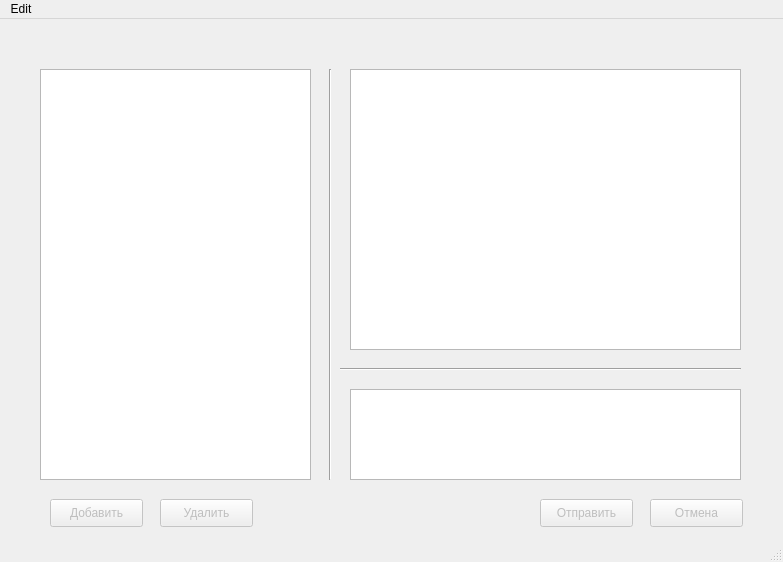
This is system/gui/chat.ui in Coola4kov/my_mess as Qt 5 draws it before an edit. The edited form follows.
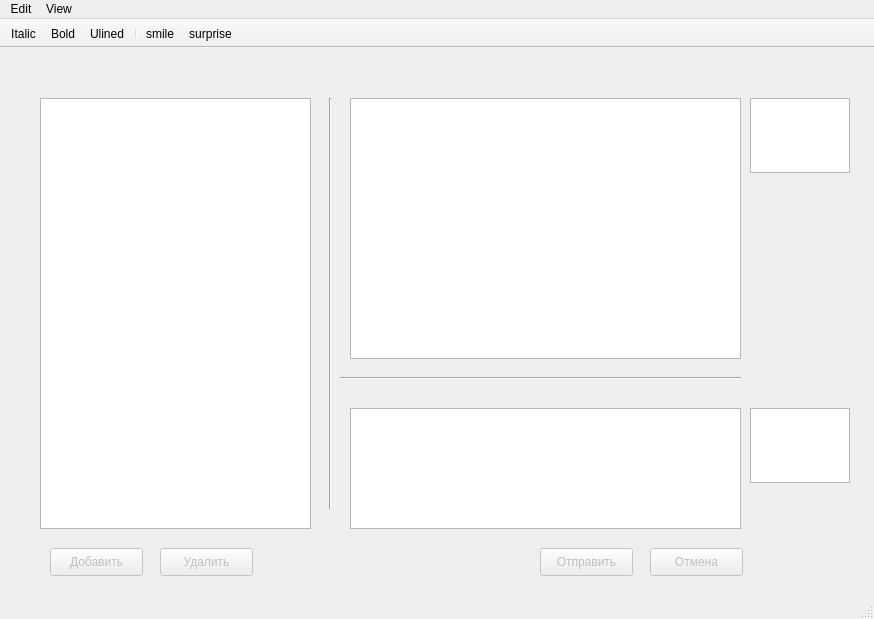
This is the edited form. Icons and pictures are not drawn.

```diff
--- a/system/gui/chat.ui
+++ b/system/gui/chat.ui
@@ -6,8 +6,8 @@
    <rect>
     <x>0</x>
     <y>0</y>
-    <width>783</width>
-    <height>562</height>
+    <width>874</width>
+    <height>619</height>
    </rect>
   </property>
   <property name="windowTitle">
@@ -18,9 +18,9 @@
     <property name="geometry">
      <rect>
       <x>350</x>
-      <y>370</y>
+      <y>360</y>
       <width>391</width>
-      <height>91</height>
+      <height>121</height>
      </rect>
     </property>
    </widget>
@@ -31,7 +31,7 @@
     <property name="geometry">
      <rect>
       <x>50</x>
-      <y>480</y>
+      <y>500</y>
       <width>93</width>
       <height>28</height>
      </rect>
@@ -47,7 +47,7 @@
     <property name="geometry">
      <rect>
       <x>160</x>
-      <y>480</y>
+      <y>500</y>
       <width>93</width>
       <height>28</height>
      </rect>
@@ -76,7 +76,7 @@
     <property name="geometry">
      <rect>
       <x>540</x>
-      <y>480</y>
+      <y>500</y>
       <width>93</width>
       <height>28</height>
      </rect>
@@ -92,7 +92,7 @@
     <property name="geometry">
      <rect>
       <x>650</x>
-      <y>480</y>
+      <y>500</y>
       <width>93</width>
       <height>28</height>
      </rect>
@@ -105,7 +105,7 @@
     <property name="geometry">
      <rect>
       <x>340</x>
-      <y>340</y>
+      <y>320</y>
       <width>401</width>
       <height>20</height>
      </rect>
@@ -120,7 +120,7 @@
       <x>40</x>
       <y>50</y>
       <width>271</width>
-      <height>411</height>
+      <height>431</height>
      </rect>
     </property>
    </widget>
@@ -130,7 +130,7 @@
       <x>350</x>
       <y>50</y>
       <width>391</width>
-      <height>281</height>
+      <height>261</height>
      </rect>
     </property>
     <property name="readOnly">
@@ -159,14 +159,52 @@
      <string/>
     </property>
    </widget>
+   <widget class="QGraphicsView" name="myImg">
+    <property name="geometry">
+     <rect>
+      <x>750</x>
+      <y>360</y>
+      <width>100</width>
+      <height>75</height>
+     </rect>
+    </property>
+   </widget>
+   <widget class="QGraphicsView" name="contactImg">
+    <property name="geometry">
+     <rect>
+      <x>750</x>
+      <y>50</y>
+      <width>100</width>
+      <height>75</height>
+     </rect>
+    </property>
+   </widget>
+   <widget class="QLabel" name="myName">
+    <property name="enabled">
+     <bool>true</bool>
+    </property>
+    <property name="geometry">
+     <rect>
+      <x>350</x>
+      <y>340</y>
+      <width>55</width>
+      <height>16</height>
+     </rect>
+    </property>
+    <property name="autoFillBackground">
+     <bool>false</bool>
+    </property>
+    <property name="text">
+     <string/>
+    </property>
+   </widget>
   </widget>
-  <widget class="QStatusBar" name="statusbar"/>
   <widget class="QMenuBar" name="menubar">
    <property name="geometry">
     <rect>
      <x>0</x>
      <y>0</y>
-     <width>783</width>
+     <width>874</width>
      <height>26</height>
     </rect>
    </property>
@@ -181,7 +219,43 @@
     <addaction name="actionRegister"/>
     <addaction name="separator"/>
    </widget>
+   <widget class="QMenu" name="menuView">
+    <property name="title">
+     <string>View</string>
+    </property>
+    <addaction name="actionUlined"/>
+    <addaction name="actionItalic"/>
+    <addaction name="actionBold"/>
+   </widget>
    <addaction name="menu"/>
+   <addaction name="menuView"/>
+  </widget>
+  <widget class="QStatusBar" name="statusBar"/>
+  <widget class="QToolBar" name="toolBar">
+   <property name="mouseTracking">
+    <bool>true</bool>
+   </property>
+   <property name="windowTitle">
+    <string>toolBar</string>
+   </property>
+   <property name="movable">
+    <bool>false</bool>
+   </property>
+   <property name="allowedAreas">
+    <set>Qt::NoToolBarArea</set>
+   </property>
+   <attribute name="toolBarArea">
+    <enum>TopToolBarArea</enum>
+   </attribute>
+   <attribute name="toolBarBreak">
+    <bool>true</bool>
+   </attribute>
+   <addaction name="actionItalic"/>
+   <addaction name="actionBold"/>
+   <addaction name="actionUlined"/>
+   <addaction name="separator"/>
+   <addaction name="actionsmile"/>
+   <addaction name="actionsurprise"/>
   </widget>
   <action name="actionLogin">
    <property name="text">
@@ -196,6 +270,66 @@
   <action name="actionRegister">
    <property name="text">
     <string>Register</string>
+   </property>
+   <property name="shortcut">
+    <string>Ctrl+R</string>
+   </property>
+  </action>
+  <action name="actionItalic">
+   <property name="icon">
+    <iconset>
+     <normalon>i.jpg</normalon>
+    </iconset>
+   </property>
+   <property name="text">
+    <string>Italic</string>
+   </property>
+   <property name="shortcut">
+    <string>Ctrl+I</string>
+   </property>
+  </action>
+  <action name="actionBold">
+   <property name="icon">
+    <iconset>
+     <normalon>b.jpg</normalon>
+    </iconset>
+   </property>
+   <property name="text">
+    <string>Bold</string>
+   </property>
+   <property name="shortcut">
+    <string>Ctrl+B</string>
+   </property>
+  </action>
+  <action name="actionUlined">
+   <property name="icon">
+    <iconset>
+     <normaloff>u.jpg</normaloff>
+     <normalon>u.jpg</normalon>u.jpg</iconset>
+   </property>
+   <property name="text">
+    <string>Ulined</string>
+   </property>
+   <property name="shortcut">
+    <string>Ctrl+U</string>
+   </property>
+  </action>
+  <action name="actionsmile">
+   <property name="icon">
+    <iconset>
+     <normaloff>ab.gif</normaloff>ab.gif</iconset>
+   </property>
+   <property name="text">
+    <string>smile</string>
+   </property>
+  </action>
+  <action name="actionsurprise">
+   <property name="icon">
+    <iconset>
+     <normaloff>ai.gif</normaloff>ai.gif</iconset>
+   </property>
+   <property name="text">
+    <string>surprise</string>
    </property>
   </action>
  </widget>
```
Left out of the diff: 3 changed lines with no effect on the pictures.
